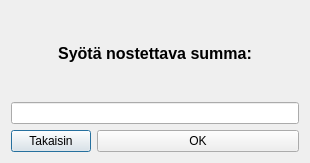
This is BankEXE/otherwithdrawdialog.ui in Akllu/BankSimul as Qt 5 draws it before an edit. The edited form follows.
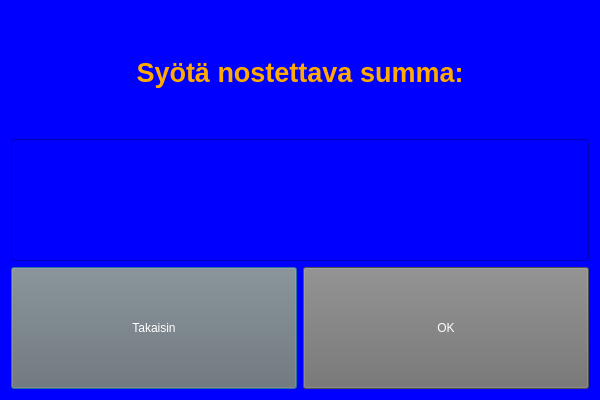
This is the edited form.

Diff of the .ui file:
```diff
--- a/BankEXE/otherwithdrawdialog.ui
+++ b/BankEXE/otherwithdrawdialog.ui
@@ -6,19 +6,23 @@
    <rect>
     <x>0</x>
     <y>0</y>
-    <width>310</width>
-    <height>163</height>
+    <width>600</width>
+    <height>400</height>
    </rect>
   </property>
   <property name="windowTitle">
    <string>Dialog</string>
   </property>
+  <property name="styleSheet">
+   <string notr="true">background-color: rgb(0, 0, 255);
+color: rgb(255, 170, 0);</string>
+  </property>
   <layout class="QGridLayout" name="gridLayout">
    <item row="0" column="0" colspan="2">
     <widget class="QLabel" name="headerLabel">
      <property name="font">
       <font>
-       <pointsize>12</pointsize>
+       <pointsize>20</pointsize>
        <weight>75</weight>
        <bold>true</bold>
       </font>
@@ -33,19 +37,42 @@
    </item>
    <item row="1" column="0" colspan="2">
     <widget class="QLineEdit" name="amountEdit">
+     <property name="sizePolicy">
+      <sizepolicy hsizetype="Preferred" vsizetype="Preferred">
+       <horstretch>0</horstretch>
+       <verstretch>0</verstretch>
+      </sizepolicy>
+     </property>
+     <property name="font">
+      <font>
+       <pointsize>26</pointsize>
+       <weight>75</weight>
+       <bold>true</bold>
+      </font>
+     </property>
+     <property name="styleSheet">
+      <string notr="true">color: rgb(255, 255, 255);</string>
+     </property>
      <property name="maxLength">
       <number>32052</number>
      </property>
+     <property name="alignment">
+      <set>Qt::AlignCenter</set>
+     </property>
     </widget>
    </item>
    <item row="2" column="0">
     <widget class="QPushButton" name="closeButton">
      <property name="sizePolicy">
-      <sizepolicy hsizetype="Fixed" vsizetype="Fixed">
+      <sizepolicy hsizetype="Preferred" vsizetype="Preferred">
        <horstretch>0</horstretch>
        <verstretch>0</verstretch>
       </sizepolicy>
      </property>
+     <property name="styleSheet">
+      <string notr="true">background-color: rgb(112, 112, 112);
+color: rgb(255, 255, 255);</string>
+     </property>
      <property name="text">
       <string>Takaisin</string>
      </property>
@@ -54,11 +81,15 @@
    <item row="2" column="1">
     <widget class="QPushButton" name="withdrawButton">
      <property name="sizePolicy">
-      <sizepolicy hsizetype="Preferred" vsizetype="Fixed">
+      <sizepolicy hsizetype="Preferred" vsizetype="Preferred">
        <horstretch>0</horstretch>
        <verstretch>0</verstretch>
       </sizepolicy>
      </property>
+     <property name="styleSheet">
+      <string notr="true">background-color: rgb(112, 112, 112);
+color: rgb(255, 255, 255);</string>
+     </property>
      <property name="text">
       <string>OK</string>
      </property>
```
